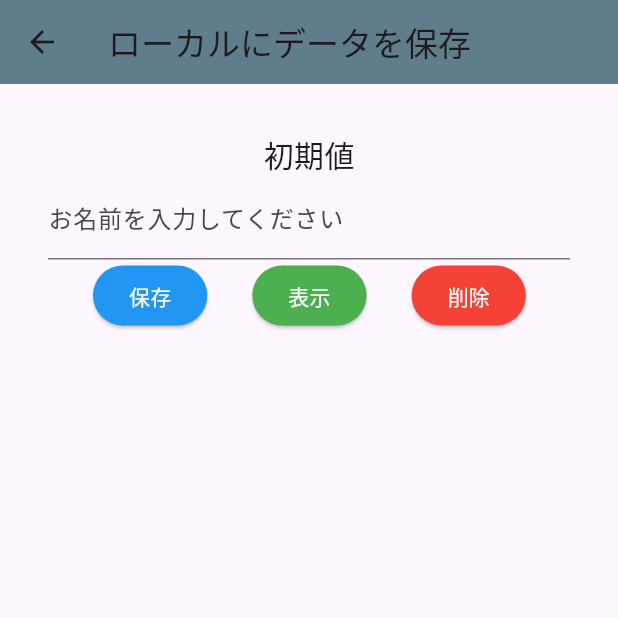
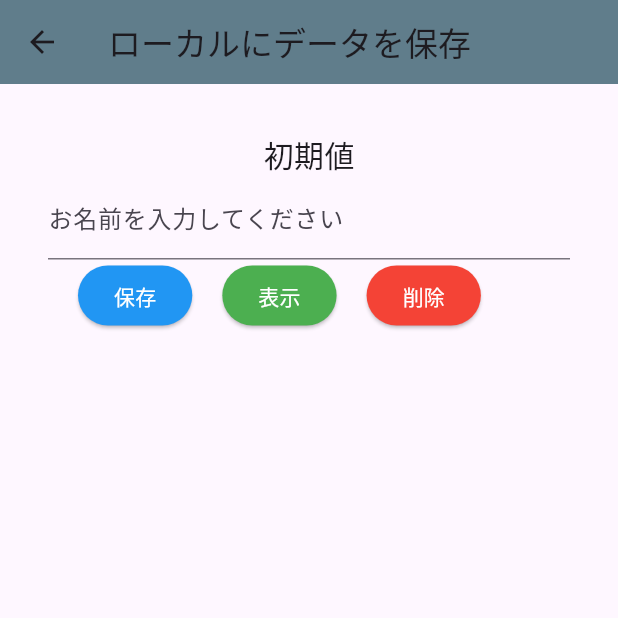
Before and after one commit to chenzhizsqq/flutter3_helloWorld, a Flutter app: the screen it shows after launch, scrolled down 248 dp, after a tap on "shared_preferences", on a phone screen of 412 x 824 dp, the top half of it. Run offline on Flutter 3.47's test engine with Material 3 defaults, Android fonts, the phone set to English and light mode, and no system bars; our stand-ins replace cloud_firestore, dio, firebase_auth, firebase_core, firebase_database, flutter_riverpod and 3 more; accounts and stored records are empty.

Commit message:
SharedPreferencesSample - 添加初始化就读取原有值的功能

```diff
--- a/lib/sample/SharedPreferencesSample.dart
+++ b/lib/sample/SharedPreferencesSample.dart
@@ -17,6 +17,17 @@ class _SharedPreferencesSampleState extends State<SharedPreferencesSample> {
   // 値を入力するための変数
   final TextEditingController _nameController = TextEditingController();
 
+  @override
+  void initState() {
+    super.initState();
+    getName().then((value) {
+      setState(() {
+        textInit = value;
+      });
+    });
+    print("initState end!!");
+  }
+
   // ドキュメント通りに、prefs.setStringで、String型のデータを保存
   _saveData() async {
     // _nameControllerを代入する
@@ -24,6 +35,11 @@ class _SharedPreferencesSampleState extends State<SharedPreferencesSample> {
     final prefs = await SharedPreferences.getInstance();
     // nameValueを"name"がキーのprefs.setStringで使う。
     await prefs.setString("name", nameValue);
+  }
+
+  getName() async {
+    final prefs = await SharedPreferences.getInstance();
+    return prefs.getString('name');
   }
 
   // ドキュメント通りに、prefs.getStringでString型のデータを取得
@@ -68,7 +84,7 @@ class _SharedPreferencesSampleState extends State<SharedPreferencesSample> {
             ),
             Row(
               children: [
-                const SizedBox(width: 30),
+                const SizedBox(width: 20),
                 ElevatedButton(
                   style: ElevatedButton.styleFrom(
                     primary: Colors.blue, // background
@@ -77,7 +93,7 @@ class _SharedPreferencesSampleState extends State<SharedPreferencesSample> {
                   onPressed: _saveData,
                   child: Text('保存'),
                 ),
-                const SizedBox(width: 30),
+                const SizedBox(width: 20),
                 ElevatedButton(
                   style: ElevatedButton.styleFrom(
                     primary: Colors.green, // background
@@ -86,7 +102,7 @@ class _SharedPreferencesSampleState extends State<SharedPreferencesSample> {
                   onPressed: _getData,
                   child: Text('表示'),
                 ),
-                const SizedBox(width: 30),
+                const SizedBox(width: 20),
                 ElevatedButton(
                   style: ElevatedButton.styleFrom(
                     primary: Colors.red, // background
```
